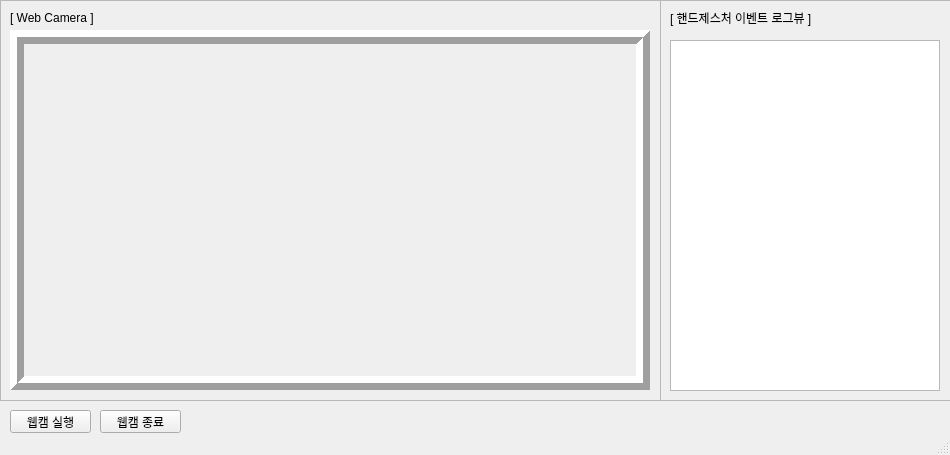
Before: the Qt Designer form Project_Client/UI_App_WebCam.ui in KimDaeYoung42/Virtual_Mouse_Project-Network-Plus, drawn with Qt 5.
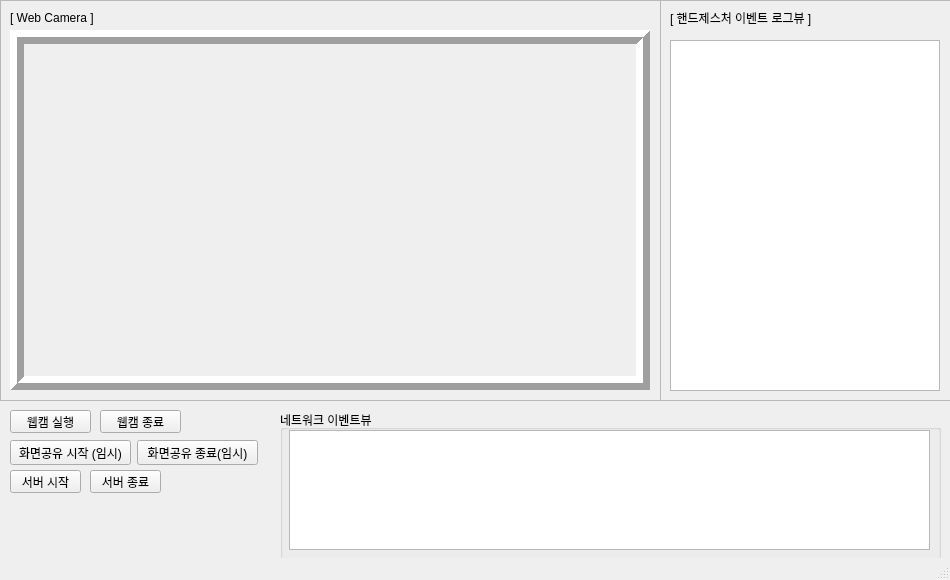
After: the same form once the commit is applied. Icons and pictures are not drawn.

Diff of the .ui file:
```diff
--- a/Project_Client/UI_App_WebCam.ui
+++ b/Project_Client/UI_App_WebCam.ui
@@ -7,7 +7,7 @@
     <x>0</x>
     <y>0</y>
     <width>950</width>
-    <height>455</height>
+    <height>580</height>
    </rect>
   </property>
   <property name="windowTitle">
@@ -140,6 +140,84 @@
      <string>웹캠 종료</string>
     </property>
    </widget>
+   <widget class="QGroupBox" name="group_event2">
+    <property name="geometry">
+     <rect>
+      <x>280</x>
+      <y>410</y>
+      <width>661</width>
+      <height>151</height>
+     </rect>
+    </property>
+    <property name="title">
+     <string>네트워크 이벤트뷰</string>
+    </property>
+    <widget class="QTextEdit" name="text_network_view2">
+     <property name="geometry">
+      <rect>
+       <x>9</x>
+       <y>20</y>
+       <width>641</width>
+       <height>120</height>
+      </rect>
+     </property>
+     <property name="readOnly">
+      <bool>true</bool>
+     </property>
+    </widget>
+   </widget>
+   <widget class="QWidget" name="layoutWidget">
+    <property name="geometry">
+     <rect>
+      <x>10</x>
+      <y>440</y>
+      <width>248</width>
+      <height>25</height>
+     </rect>
+    </property>
+    <layout class="QHBoxLayout" name="horizontalLayout_2">
+     <item>
+      <widget class="QPushButton" name="sharing_start_Button">
+       <property name="text">
+        <string>화면공유 시작 (임시)</string>
+       </property>
+      </widget>
+     </item>
+     <item>
+      <widget class="QPushButton" name="sharing_stop_Button">
+       <property name="text">
+        <string>화면공유 종료(임시)</string>
+       </property>
+      </widget>
+     </item>
+    </layout>
+   </widget>
+   <widget class="QPushButton" name="push_stop_Button1">
+    <property name="geometry">
+     <rect>
+      <x>90</x>
+      <y>470</y>
+      <width>71</width>
+      <height>23</height>
+     </rect>
+    </property>
+    <property name="text">
+     <string>서버 종료</string>
+    </property>
+   </widget>
+   <widget class="QPushButton" name="push_start_Button1">
+    <property name="geometry">
+     <rect>
+      <x>10</x>
+      <y>470</y>
+      <width>71</width>
+      <height>23</height>
+     </rect>
+    </property>
+    <property name="text">
+     <string>서버 시작</string>
+    </property>
+   </widget>
   </widget>
   <widget class="QStatusBar" name="statusbar"/>
   <action name="actionmainw_icon1">
```
